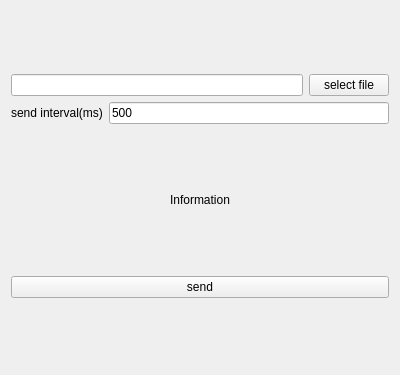
pupilplay/file-transfer, file send_tab.ui: the form before one commit.
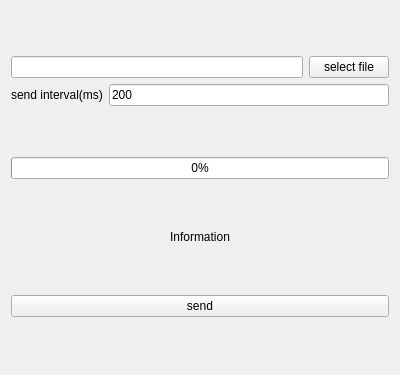
The form after the commit.

Commit message: some bugs fixed, add progress bars and information list in receive_tab to show the result.

```diff
--- a/send_tab.ui
+++ b/send_tab.ui
@@ -61,7 +61,7 @@
           </sizepolicy>
          </property>
          <property name="text">
-          <string>500</string>
+          <string>200</string>
          </property>
         </widget>
        </item>
@@ -69,6 +69,16 @@
      </item>
     </layout>
    </item>
+   <item>
+    <widget class="QProgressBar" name="send_progress">
+     <property name="enabled">
+      <bool>true</bool>
+     </property>
+     <property name="value">
+      <number>0</number>
+     </property>
+    </widget>
+   </item>
    <item>
     <widget class="QLabel" name="info">
      <property name="enabled">
```
The commit also changes 17 other files.
